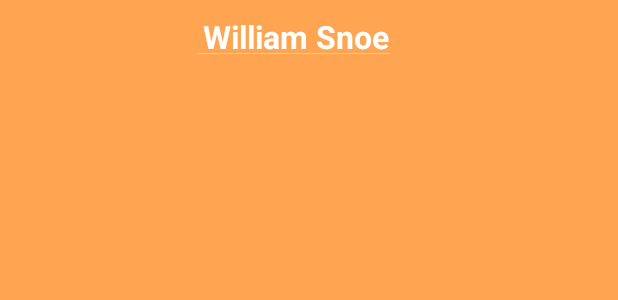
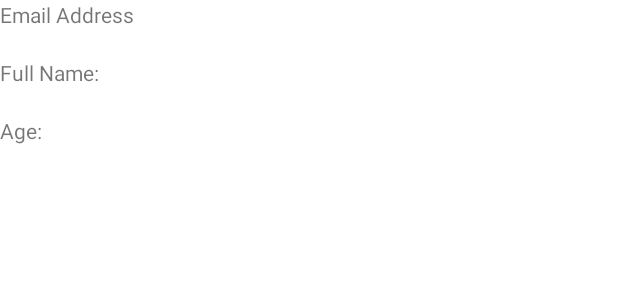
Before and after one commit to ainnurina/yololist, an Android app: the layout activity_userprofile.xml on its own in the app's theme, with its tools: preview values and no code run, on a phone screen of 412 x 824 dp. Shown: the top 300 px of the screen. Run offline under Robolectric (Android 15) with nearby library versions, the phone set to English and light mode, and no system bars; Roboto replaces fonts that are not available here.

Commit message:
new update 9/12

```diff
--- a/app/src/main/java/com/example/yololist/data/model/Items.java
+++ b/app/src/main/java/com/example/yololist/data/model/Items.java
@@ -42,7 +42,7 @@ public class Items {
         this.listid = listid;
     }
 
-    public boolean isItemchecked() {
+    public boolean isItemchecked(String aFalse) {
         return itemchecked;
     }
 
--- a/app/src/main/res/layout/activity_userprofile.xml
+++ b/app/src/main/res/layout/activity_userprofile.xml
@@ -5,39 +5,44 @@
     xmlns:tools="http://schemas.android.com/tools"
     android:layout_width="match_parent"
     android:layout_height="match_parent"
-    android:background="@color/orange_700"
     tools:context=".userprofile">
 
-    <RelativeLayout
+    <LinearLayout
         android:layout_width="match_parent"
-        android:layout_height="wrap_content">
-
-        <ImageView
-            android:id="@+id/imageView2"
-            android:layout_width="wrap_content"
-            android:layout_height="wrap_content"
-            android:layout_alignParentStart="true"
-            android:layout_alignParentEnd="true"
-            android:layout_gravity="center_horizontal"
-            android:layout_marginStart="131dp"
-            android:layout_marginTop="35dp"
-            android:layout_marginEnd="152dp"
-            tools:srcCompat="@tools:sample/avatars" />
+        android:layout_height="wrap_content"
+        android:orientation="vertical">
 
         <TextView
-            android:layout_width="wrap_content"
+            android:id="@+id/emailAddressTitle"
+            android:layout_width="match_parent"
             android:layout_height="wrap_content"
-            android:layout_alignParentStart="true"
-            android:layout_gravity="center_horizontal"
-            android:layout_marginStart="135dp"
-            android:layout_marginTop="10dp"
-            android:text="William Snoe"
-            android:textColor="#fff"
-            android:textSize="21sp"
-            android:textStyle="bold" />
+            android:text="Email Address" />
 
+        <TextView
+            android:id="@+id/emailAddress"
+            android:layout_width="match_parent"
+            android:layout_height="wrap_content"/>
 
-    </RelativeLayout>
+        <TextView
+            android:id="@+id/fullNameTitle"
+            android:layout_width="match_parent"
+            android:layout_height="wrap_content"
+            android:text="Full Name:" />
 
+        <TextView
+            android:id="@+id/fullName"
+            android:layout_width="match_parent"
+            android:layout_height="wrap_content" />
 
+        <TextView
+            android:id="@+id/ageTitle"
+            android:layout_width="match_parent"
+            android:layout_height="wrap_content"
+            android:text="Age:" />
+
+        <TextView
+            android:id="@+id/age"
+            android:layout_width="match_parent"
+            android:layout_height="wrap_content"/>
+    </LinearLayout>
 </ScrollView>
--- a/app/src/main/res/layout/row.xml
+++ b/app/src/main/res/layout/row.xml
@@ -2,7 +2,8 @@
     xmlns:tools="http://schemas.android.com/tools"
     android:layout_width="match_parent"
     android:layout_height="wrap_content"
-    xmlns:app="http://schemas.android.com/apk/res-auto">
+    xmlns:app="http://schemas.android.com/apk/res-auto"
+    tools:context=".MainActivity">
 
     <androidx.cardview.widget.CardView xmlns:android="http://schemas.android.com/apk/res/android"
         xmlns:app="http://schemas.android.com/apk/res-auto"
```
Also changed, not shown: app/src/main/java/com/example/yololist/PostYololistActivity.java (+57 -8 lines), app/src/main/java/com/example/yololist/data/model/LoggedInUser.java (deleted, +0 -23 lines), app/src/main/java/com/example/yololist/data/model/Shopper.java (added, +39 -0 lines), app/src/main/java/com/example/yololist/userprofile.java (+48 -0 lines).
